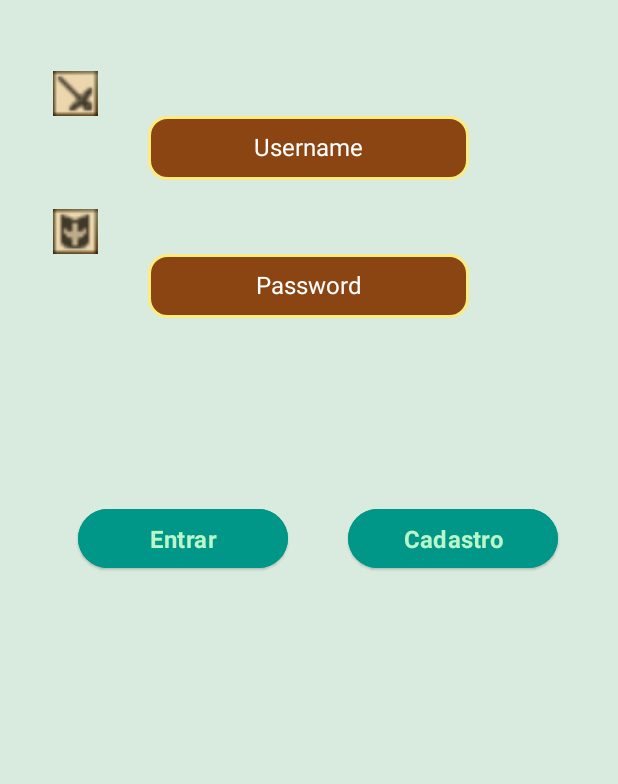
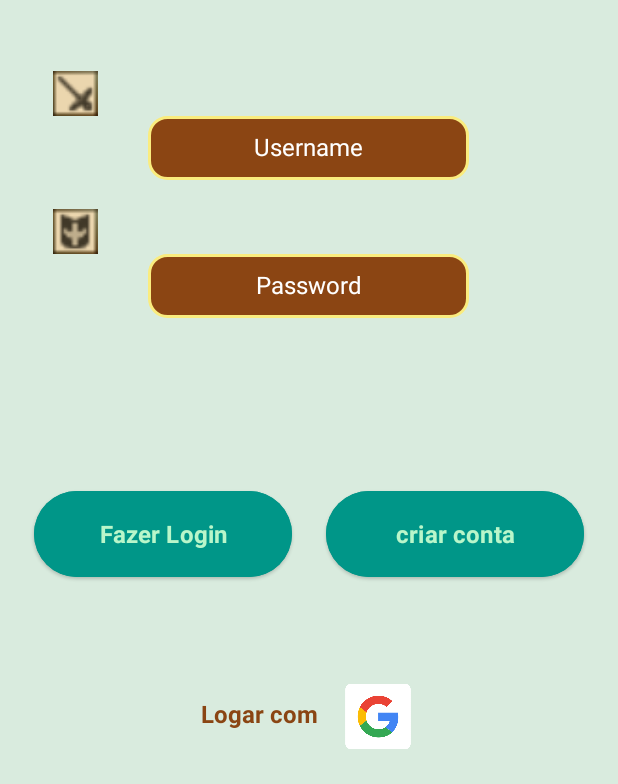
Before and after one commit to amazolin/Mais-Saude, an Android app: the screen it shows after launch (Login), on a phone screen of 412 x 824 dp, the part 452-1236 px from its top. Run offline under Robolectric (Android 15) with nearby library versions, the phone set to English and light mode, and no system bars; our stand-ins replace Firebase (no records; nobody signed in at launch, a user with empty details on screens opened directly); Roboto replaces fonts that are not available here.

Commit message:
Autenticação no aplicativo pela conta Google adicionado

```diff
--- a/app/build.gradle.kts
+++ b/app/build.gradle.kts
@@ -47,4 +47,6 @@ dependencies {
     implementation("com.google.firebase:firebase-analytics")
     implementation("com.google.firebase:firebase-database")
     implementation("com.google.firebase:firebase-auth")
+    implementation("com.google.firebase:firebase-auth:latest_version")
+    implementation("com.google.android.gms:play-services-auth:latest_version")
 }
--- a/app/src/main/res/layout/activity_login.xml
+++ b/app/src/main/res/layout/activity_login.xml
@@ -105,36 +105,73 @@
       <Button
           android:id="@+id/btnLogin"
           style="@style/Widget.Material3.Button.ElevatedButton"
-          android:layout_width="140dp"
-          android:layout_height="47dp"
+          android:layout_width="172dp"
+          android:layout_height="65dp"
           android:layout_gravity="center"
-          android:layout_marginStart="52dp"
-          android:layout_marginTop="104dp"
+          android:layout_marginStart="10dp"
+          android:layout_marginTop="92dp"
           android:backgroundTint="#009688"
           android:fontFamily="@font/aboreto"
-          android:text="Entrar"
+          android:text="Fazer Login"
           android:textColor="#B9F6CA"
           android:textSize="16sp"
           android:textStyle="bold"
+          app:layout_constraintEnd_toStartOf="@+id/btnCadastrar"
           app:layout_constraintStart_toStartOf="parent"
           app:layout_constraintTop_toTopOf="parent" />
 
       <Button
           android:id="@+id/btnCadastrar"
           style="@style/Widget.Material3.Button.ElevatedButton"
-          android:layout_width="140dp"
-          android:layout_height="47dp"
+          android:layout_width="172dp"
+          android:layout_height="65dp"
           android:layout_gravity="center"
-          android:layout_marginStart="40dp"
-          android:layout_marginTop="104dp"
+          android:layout_marginStart="10dp"
+          android:layout_marginTop="92dp"
+          android:layout_marginEnd="10dp"
           android:backgroundTint="#009688"
           android:fontFamily="@font/aboreto"
-          android:text="Cadastro"
+          android:text="criar conta"
           android:textColor="#B9F6CA"
           android:textSize="16sp"
           android:textStyle="bold"
+          app:layout_constraintEnd_toEndOf="parent"
           app:layout_constraintStart_toEndOf="@+id/btnLogin"
           app:layout_constraintTop_toTopOf="parent" />
+
+      <ImageButton
+          android:id="@+id/btnGoogleSignIn"
+          android:layout_width="69dp"
+          android:layout_height="66dp"
+          android:layout_marginStart="5dp"
+          android:layout_marginTop="56dp"
+          android:layout_marginEnd="40dp"
+          android:backgroundTint="#00FFFFFF"
+          android:scaleType="fitCenter"
+          android:textAlignment="viewStart"
+          app:layout_constraintEnd_toEndOf="parent"
+          app:layout_constraintHorizontal_bias="0.713"
+          app:layout_constraintStart_toStartOf="parent"
+          app:layout_constraintTop_toBottomOf="@+id/btnCadastrar"
+          app:srcCompat="@drawable/google" />
+
+      <TextView
+          android:id="@+id/textView5"
+          android:layout_width="115dp"
+          android:layout_height="32dp"
+          android:layout_marginStart="40dp"
+          android:layout_marginTop="76dp"
+          android:layout_marginEnd="5dp"
+          android:text="Logar com"
+          android:textAlignment="viewEnd"
+          android:textColor="#8A4513"
+          android:textSize="16sp"
+          android:textStyle="bold"
+          app:layout_constraintEnd_toStartOf="@+id/btnGoogleSignIn"
+          app:layout_constraintHorizontal_bias="1.0"
+          app:layout_constraintStart_toStartOf="parent"
+          app:layout_constraintTop_toBottomOf="@+id/btnLogin" />
+
     </androidx.constraintlayout.widget.ConstraintLayout>
 
     <TextView
--- a/app/src/main/res/values/strings.xml
+++ b/app/src/main/res/values/strings.xml
@@ -1,3 +1,4 @@
 <resources>
     <string name="app_name">Mais Saúde</string>
+    <string name="default_web_client_id">SEU_CLIENT_ID</string>
 </resources>
```
Also changed, not shown: app/src/main/java/com/example/maissade/Login.java (+150 -8 lines), app/src/main/res/drawable/google.png (added), 1 other file.
